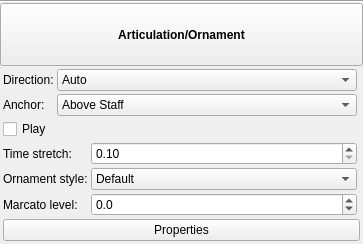
This is mscore/inspector/inspector_articulation.ui in Celeste-fr/MS3-MS4playback-SSO as Qt 5 draws it before an edit. The edited form follows.
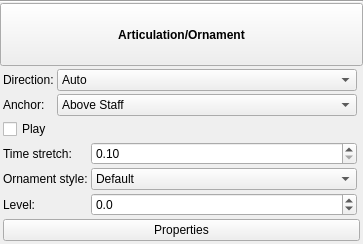
This is the edited form. Custom widgets are drawn as their Qt base class.

Commit message: Calibrated levels: velocity techniques as loud as Long, plus MS4's offsets; a Level on every sign and technique text

The edit to the form file:
```diff
--- a/mscore/inspector/inspector_articulation.ui
+++ b/mscore/inspector/inspector_articulation.ui
@@ -313,7 +313,7 @@
          <item row="2" column="1">
           <widget class="QLabel" name="marcatoLevelLabel">
            <property name="text">
-            <string>Marcato level:</string>
+            <string>Level:</string>
            </property>
            <property name="alignment">
             <set>Qt::AlignLeading|Qt::AlignLeft|Qt::AlignVCenter</set>
```
Left out of the diff: 10 changed lines with no effect on the pictures. The commit also changes 28 other files.
